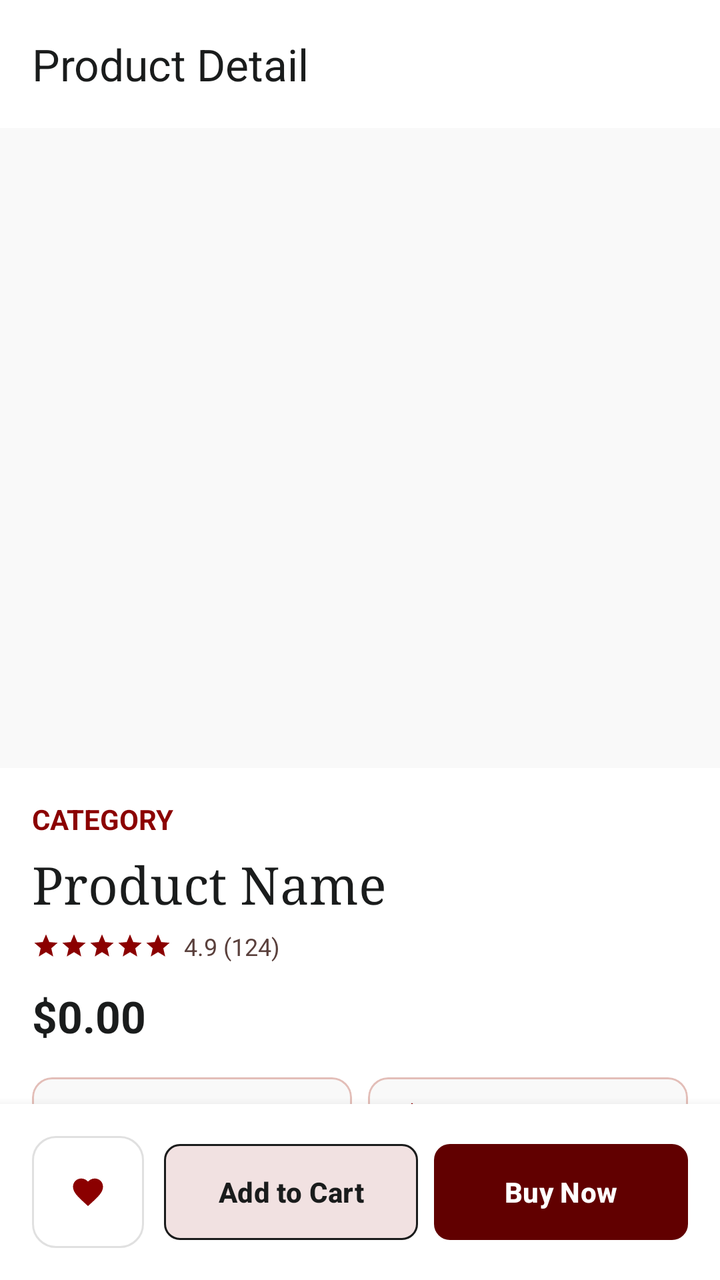
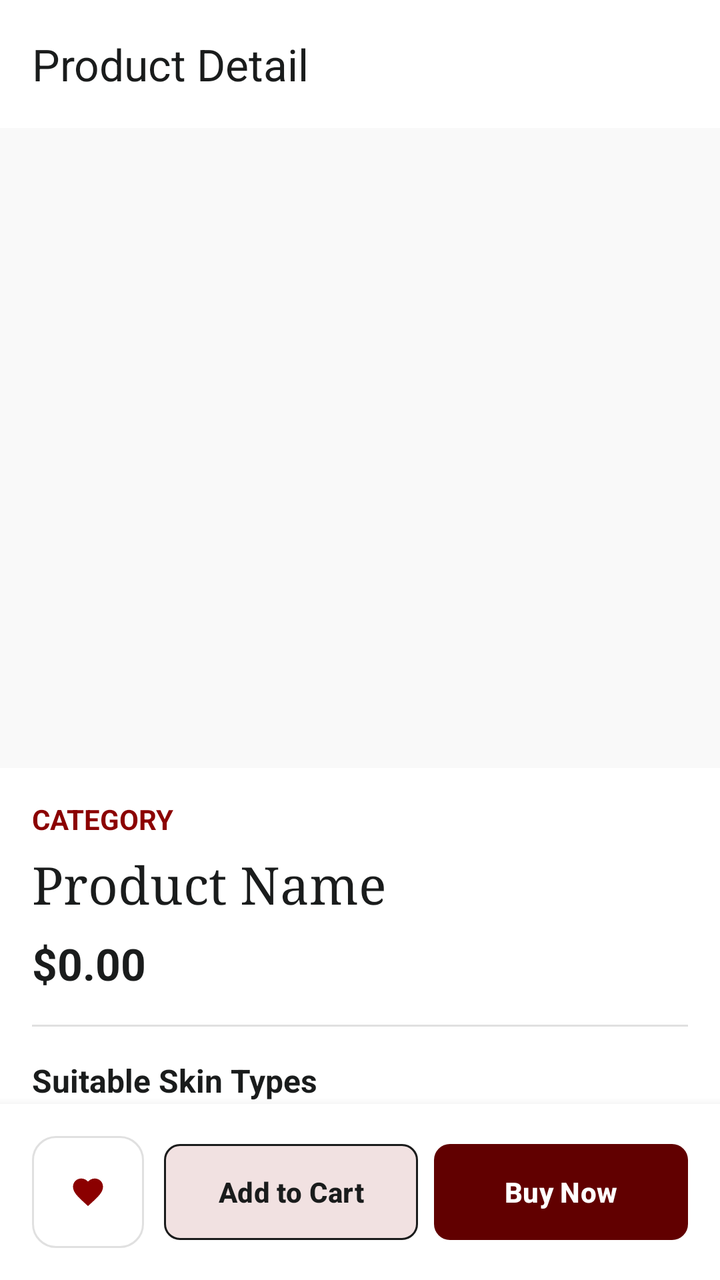

An Android layout rendered at two revisions. The XML below is the earlier revision; the diff shows what the commit changed to produce the second picture.
<!-- AndroidManifest.xml: application theme Theme.TirTirMCommerce -->
<!-- res/layout/activity_product_detail.xml -->
<?xml version="1.0" encoding="utf-8"?>
<androidx.coordinatorlayout.widget.CoordinatorLayout xmlns:android="http://schemas.android.com/apk/res/android"
    xmlns:app="http://schemas.android.com/apk/res-auto"
    android:layout_width="match_parent"
    android:layout_height="match_parent"
    android:background="@color/tirtir_white">

    <com.google.android.material.appbar.AppBarLayout
        android:layout_width="match_parent"
        android:layout_height="wrap_content"
        android:background="@android:color/white"
        app:elevation="0dp">

        <androidx.appcompat.widget.Toolbar
            android:id="@+id/toolbarProductDetail"
            android:layout_width="match_parent"
            android:layout_height="?attr/actionBarSize"
            app:title="@string/product_detail_title"
            app:titleTextColor="@color/tirtir_text_primary" />
    </com.google.android.material.appbar.AppBarLayout>

    <androidx.core.widget.NestedScrollView
        android:layout_width="match_parent"
        android:layout_height="match_parent"
        app:layout_behavior="@string/appbar_scrolling_view_behavior"
        android:paddingBottom="80dp">

        <LinearLayout
            android:layout_width="match_parent"
            android:layout_height="wrap_content"
            android:orientation="vertical">

            
            
            <FrameLayout
                android:layout_width="match_parent"
                android:layout_height="320dp"
                android:background="@color/tirtir_off_white">

                <ImageView
                    android:id="@+id/ivProductDetailImage"
                    android:layout_width="match_parent"
                    android:layout_height="match_parent"
                    android:scaleType="centerCrop"
                    android:background="@color/tirtir_off_white"
                    android:contentDescription="@string/product_name_placeholder" />

                
                <androidx.viewpager2.widget.ViewPager2
                    android:id="@+id/viewPagerProductImages"
                    android:layout_width="match_parent"
                    android:layout_height="match_parent"
                    android:visibility="gone" />

                <com.google.android.material.tabs.TabLayout
                    android:id="@+id/tabIndicatorImages"
                    android:layout_width="wrap_content"
                    android:layout_height="12dp"
                    android:layout_gravity="bottom|center_horizontal"
                    android:layout_marginBottom="8dp"
                    android:background="@android:color/transparent"
                    app:tabBackground="@drawable/tab_selector"
                    app:tabGravity="center"
                    app:tabIndicatorHeight="0dp"
                    app:tabPaddingEnd="2dp"
                    app:tabPaddingStart="2dp"
                    android:visibility="gone"/>

                <com.google.android.material.button.MaterialButton
                    android:id="@+id/btnARTryOn"
                    android:layout_width="wrap_content"
                    android:layout_height="38dp"
                    android:layout_gravity="bottom|end"
                    android:layout_marginEnd="14dp"
                    android:layout_marginBottom="28dp"
                    android:insetTop="0dp"
                    android:insetBottom="0dp"
                    android:text="TRY-ON"
                    android:textColor="@color/tirtir_white"
                    android:textSize="11sp"
                    android:visibility="gone"
                    app:backgroundTint="@color/tirtir_black_cover"
                    app:cornerRadius="19dp"
                    app:icon="@drawable/ic_scan"
                    app:iconSize="16dp"
                    app:iconTint="@color/tirtir_white" />

                
                <TextView
                    android:id="@+id/tvProductOutOfStockBadge"
                    android:layout_width="wrap_content"
                    android:layout_height="wrap_content"
                    android:layout_gravity="top|start"
                    android:layout_margin="10dp"
                    android:background="#CC000000"
                    android:paddingHorizontal="10dp"
                    android:paddingVertical="4dp"
                    android:text="Out of stock"
                    android:textColor="#FFFFFF"
                    android:textSize="12sp"
                    android:textStyle="bold"
                    android:visibility="gone" />

            </FrameLayout>

            <LinearLayout
                android:layout_width="match_parent"
                android:layout_height="wrap_content"
                android:orientation="vertical"
                android:padding="16dp">

                <TextView
                    android:id="@+id/tvProductCategory"
                    android:layout_width="wrap_content"
                    android:layout_height="wrap_content"
                    android:text="@string/product_category_placeholder"
                    android:textColor="@color/tirtir_red_primary"
                    android:textSize="14sp"
                    android:textAllCaps="true"
                    android:textStyle="bold" />

                <TextView
                    android:id="@+id/tvProductName"
                    android:layout_width="match_parent"
                    android:layout_height="wrap_content"
                    android:layout_marginTop="6dp"
                    android:text="@string/product_name_placeholder"
                    android:textColor="@color/tirtir_text_primary"
                    android:textSize="26sp"
                    android:fontFamily="serif"
                    android:lineSpacingMultiplier="1.1"
                    android:textStyle="normal" />

                
                <LinearLayout
                    android:id="@+id/layoutRatingRow"
                    android:layout_width="wrap_content"
                    android:layout_height="wrap_content"
                    android:orientation="horizontal"
                    android:gravity="center_vertical"
                    android:layout_marginTop="6dp"
                    android:layout_marginBottom="4dp">

                    <ImageView
                        android:layout_width="14dp"
                        android:layout_height="14dp"
                        android:src="@drawable/ic_star_filled"
                        app:tint="@color/tirtir_red_primary" />
                    <ImageView
                        android:layout_width="14dp"
                        android:layout_height="14dp"
                        android:src="@drawable/ic_star_filled"
                        app:tint="@color/tirtir_red_primary" />
                    <ImageView
                        android:layout_width="14dp"
                        android:layout_height="14dp"
                        android:src="@drawable/ic_star_filled"
                        app:tint="@color/tirtir_red_primary" />
                    <ImageView
                        android:layout_width="14dp"
                        android:layout_height="14dp"
                        android:src="@drawable/ic_star_filled"
                        app:tint="@color/tirtir_red_primary" />
                    <ImageView
                        android:layout_width="14dp"
                        android:layout_height="14dp"
                        android:src="@drawable/ic_star_filled"
                        app:tint="@color/tirtir_red_primary" />

                    <TextView
                        android:id="@+id/tvProductRating"
                        android:layout_width="wrap_content"
                        android:layout_height="wrap_content"
                        android:layout_marginStart="6dp"
                        android:text="4.9 (124)"
                        android:textColor="@color/tirtir_text_secondary"
                        android:textSize="12sp" />
                </LinearLayout>

                
                <LinearLayout
                    android:layout_width="wrap_content"
                    android:layout_height="wrap_content"
                    android:orientation="horizontal"
                    android:gravity="center_vertical"
                    android:layout_marginTop="8dp">

                    <TextView
                        android:id="@+id/tvProductPrice"
                        android:layout_width="wrap_content"
                        android:layout_height="wrap_content"
                        android:text="@string/product_price_placeholder"
                        android:textColor="@color/tirtir_black"
                        android:textSize="22sp"
                        android:textStyle="bold" />

                    <TextView
                        android:id="@+id/tvProductOriginalPrice"
                        android:layout_width="wrap_content"
                        android:layout_height="wrap_content"
                        android:layout_marginStart="8dp"
                        android:textColor="@color/tirtir_text_secondary"
                        android:textSize="14sp"
                        android:visibility="gone" />

                    <TextView
                        android:id="@+id/tvProductDiscountBadge"
                        android:layout_width="wrap_content"
                        android:layout_height="wrap_content"
                        android:layout_marginStart="8dp"
                        android:background="@drawable/bg_tag_primary"
                        android:paddingHorizontal="8dp"
                        android:paddingVertical="3dp"
                        android:textColor="@color/tirtir_white"
                        android:textSize="11sp"
                        android:textStyle="bold"
                        android:visibility="gone" />
                </LinearLayout>

                
                <LinearLayout
                    android:id="@+id/layoutFeatureBadges"
                    android:layout_width="match_parent"
                    android:layout_height="wrap_content"
                    android:orientation="horizontal"
                    android:layout_marginTop="16dp"
                    android:layout_marginBottom="4dp">

                    <com.google.android.material.card.MaterialCardView
                        android:layout_width="0dp"
                        android:layout_height="wrap_content"
                        android:layout_weight="1"
                        android:layout_marginEnd="8dp"
                        app:cardCornerRadius="10dp"
                        app:cardElevation="0dp"
                        app:cardBackgroundColor="@color/tirtir_off_white"
                        app:strokeWidth="1dp"
                        app:strokeColor="@color/tirtir_rose_outline">

                        <LinearLayout
                            android:layout_width="match_parent"
                            android:layout_height="wrap_content"
                            android:orientation="vertical"
                            android:padding="12dp">

                            <ImageView
                                android:layout_width="20dp"
                                android:layout_height="20dp"
                                android:src="@drawable/ic_badge_cruelty_free"
                                app:tint="@color/tirtir_red_primary" />

                            <TextView
                                android:layout_width="wrap_content"
                                android:layout_height="wrap_content"
                                android:layout_marginTop="6dp"
                                android:text="Vegan Formula"
                                android:textColor="@color/tirtir_black"
                                android:textSize="12sp"
                                android:textStyle="bold" />

                            <TextView
                                android:layout_width="wrap_content"
                                android:layout_height="wrap_content"
                                android:layout_marginTop="2dp"
                                android:text="100% plant-based"
                                android:textColor="@color/tirtir_text_secondary"
                                android:textSize="11sp" />
                        </LinearLayout>
                    </com.google.android.material.card.MaterialCardView>

                    <com.google.android.material.card.MaterialCardView
                        android:layout_width="0dp"
                        android:layout_height="wrap_content"
                        android:layout_weight="1"
                        app:cardCornerRadius="10dp"
                        app:cardElevation="0dp"
                        app:cardBackgroundColor="@color/tirtir_off_white"
                        app:strokeWidth="1dp"
                        app:strokeColor="@color/tirtir_rose_outline">

                        <LinearLayout
                            android:layout_width="match_parent"
                            android:layout_height="wrap_content"
                            android:orientation="vertical"
                            android:padding="12dp">

                            <ImageView
                                android:layout_width="20dp"
                                android:layout_height="20dp"
                                android:src="@drawable/ic_badge_dermatologist"
                                app:tint="@color/tirtir_red_primary" />

                            <TextView
                                android:layout_width="wrap_content"
                                android:layout_height="wrap_content"
                                android:layout_marginTop="6dp"
                                android:text="Dermatology Tested"
                                android:textColor="@color/tirtir_black"
                                android:textSize="12sp"
                                android:textStyle="bold" />

                            <TextView
                                android:layout_width="wrap_content"
                                android:layout_height="wrap_content"
                                android:layout_marginTop="2dp"
                                android:text="Clinically proven safe"
                                android:textColor="@color/tirtir_text_secondary"
                                android:textSize="11sp" />
                        </LinearLayout>
                    </com.google.android.material.card.MaterialCardView>

                </LinearLayout>

                <View
                    android:layout_width="match_parent"
                    android:layout_height="1dp"
                    android:layout_marginTop="16dp"
                    android:layout_marginBottom="16dp"
                    android:background="@color/tirtir_border_gray" />

                <TextView
                    android:layout_width="wrap_content"
                    android:layout_height="wrap_content"
                    android:text="@string/product_suitable_skin_types"
                    android:textColor="@color/tirtir_text_primary"
                    android:textStyle="bold"
                    android:textSize="16sp" />

                <TextView
                    android:id="@+id/tvSuitableSkinTypes"
                    android:layout_width="match_parent"
                    android:layout_height="wrap_content"
                    android:layout_marginTop="8dp"
                    android:text="@string/product_skin_types_placeholder"
                    android:textColor="@color/tirtir_text_secondary"
                    android:textSize="14sp" />

                <TextView
                    android:id="@+id/tvHeaderIngredients"
                    android:layout_width="wrap_content"
                    android:layout_height="wrap_content"
                    android:layout_marginTop="16dp"
                    android:text="KEY INGREDIENTS  +"
                    android:textColor="@color/tirtir_text_primary"
                    android:textStyle="bold"
                    android:textSize="16sp" />

                <TextView
                    android:id="@+id/tvIngredientList"
                    android:layout_width="match_parent"
                    android:layout_height="wrap_content"
                    android:layout_marginTop="8dp"
                    android:text="@string/product_ingredients_placeholder"
                    android:textColor="@color/tirtir_text_secondary"
                    android:textSize="14sp"
                    android:visibility="gone" />

                <com.google.android.material.button.MaterialButton
                    android:id="@+id/btnChatAdvisor"
                    style="@style/Widget.MaterialComponents.Button.OutlinedButton"
                    android:layout_width="match_parent"
                    android:layout_height="48dp"
                    android:layout_marginTop="10dp"
                    android:text="Ask AI before buying"
                    android:textColor="@color/tirtir_black"
                    app:cornerRadius="12dp"
                    app:icon="@drawable/ic_chat"
                    app:iconTint="@color/tirtir_black"
                    app:strokeColor="@color/tirtir_border_gray" />

                <LinearLayout
                    android:id="@+id/layoutShadeSelection"
                    android:layout_width="match_parent"
                    android:layout_height="wrap_content"
                    android:layout_marginTop="18dp"
                    android:gravity="center_vertical"
                    android:orientation="horizontal"
                    android:visibility="gone">

                    <TextView
                        android:layout_width="0dp"
                        android:layout_height="wrap_content"
                        android:layout_weight="1"
                        android:text="SELECT SHADE"
                        android:textColor="@color/tirtir_text_primary"
                        android:textSize="13sp"
                        android:textStyle="bold" />

                    <com.google.android.material.button.MaterialButton
                        android:id="@+id/btnChooseShade"
                        style="@style/Widget.MaterialComponents.Button.TextButton"
                        android:layout_width="wrap_content"
                        android:layout_height="48dp"
                        android:text="Choose shade"
                        android:textColor="@color/tirtir_red_dark" />
                </LinearLayout>

                <TextView
                    android:id="@+id/tvHeaderDescription"
                    android:layout_width="wrap_content"
                    android:layout_height="wrap_content"
                    android:layout_marginTop="16dp"
                    android:text="DESCRIPTION  −"
                    android:textColor="@color/tirtir_text_primary"
                    android:textStyle="bold"
                    android:textSize="16sp" />

                <TextView
                    android:id="@+id/tvProductDescription"
                    android:layout_width="match_parent"
                    android:layout_height="wrap_content"
                    android:layout_marginTop="8dp"
                    android:text="@string/product_description_placeholder"
                    android:textColor="@color/tirtir_text_secondary"
                    android:textSize="14sp"
                    android:lineSpacingExtra="4dp" />

                
                <LinearLayout
                    android:id="@+id/layoutDescriptionImages"
                    android:layout_width="match_parent"
                    android:layout_height="wrap_content"
                    android:layout_marginTop="16dp"
                    android:orientation="vertical" />

                <TextView
                    android:id="@+id/tvHeaderHowToUse"
                    android:layout_width="match_parent"
                    android:layout_height="48dp"
                    android:layout_marginTop="8dp"
                    android:gravity="center_vertical"
                    android:text="HOW TO USE  +"
                    android:textColor="@color/tirtir_text_primary"
                    android:textSize="14sp"
                    android:textStyle="bold" />

                <TextView
                    android:id="@+id/tvHowToUse"
                    android:layout_width="match_parent"
                    android:layout_height="wrap_content"
                    android:text="Application directions are not available yet."
                    android:textColor="@color/tirtir_text_secondary"
                    android:textSize="14sp"
                    android:visibility="gone" />

                <TextView
                    android:id="@+id/tvHeaderReviews"
                    android:layout_width="match_parent"
                    android:layout_height="48dp"
                    android:layout_marginTop="4dp"
                    android:gravity="center_vertical"
                    android:text="REVIEWS  +"
                    android:textColor="@color/tirtir_text_primary"
                    android:textSize="14sp"
                    android:textStyle="bold" />

                <TextView
                    android:id="@+id/tvReviewSummary"
                    android:layout_width="match_parent"
                    android:layout_height="wrap_content"
                    android:text="No reviews yet. Be the first verified buyer to review this product."
                    android:textColor="@color/tirtir_text_secondary"
                    android:textSize="14sp"
                    android:visibility="gone" />

            </LinearLayout>
        </LinearLayout>
    </androidx.core.widget.NestedScrollView>

    
    <LinearLayout
        android:layout_width="match_parent"
        android:layout_height="wrap_content"
        android:layout_gravity="bottom"
        android:background="@color/tirtir_white"
        android:elevation="8dp"
        android:orientation="vertical"
        android:padding="16dp">

        <LinearLayout
            android:id="@+id/layoutInlineQuantity"
            android:layout_width="match_parent"
            android:layout_height="wrap_content"
            android:orientation="horizontal"
            android:gravity="center_vertical"
            android:layout_marginBottom="12dp"
            android:visibility="gone">
            
            <TextView
                android:layout_width="wrap_content"
                android:layout_height="wrap_content"
                android:text="Quantity:"
                android:textColor="@color/tirtir_text_secondary"
                android:textSize="14sp"
                android:layout_marginEnd="16dp"/>
                
            <LinearLayout
                android:layout_width="wrap_content"
                android:layout_height="48dp"
                android:orientation="horizontal"
                android:background="@drawable/bg_stepper"
                android:gravity="center_vertical">
                
                <ImageButton
                    android:id="@+id/btnDecreaseQty"
                    android:layout_width="48dp"
                    android:layout_height="48dp"
                    android:background="?attr/selectableItemBackground"
                    android:src="@drawable/ic_minus"
                    app:tint="@color/tirtir_black"/>
                    
                <TextView
                    android:id="@+id/tvQuantity"
                    android:layout_width="40dp"
                    android:layout_height="wrap_content"
                    android:text="1"
                    android:gravity="center"
                    android:textColor="@color/tirtir_black"
                    android:textStyle="bold"
                    android:textSize="16sp"/>
                    
                <ImageButton
                    android:id="@+id/btnIncreaseQty"
                    android:layout_width="48dp"
                    android:layout_height="48dp"
                    android:background="?attr/selectableItemBackground"
                    android:src="@drawable/ic_plus"
                    app:tint="@color/tirtir_black"/>
            </LinearLayout>
            
            <View
                android:layout_width="0dp"
                android:layout_height="0dp"
                android:layout_weight="1"/>
                
            <TextView
                android:id="@+id/tvTotalPrice"
                android:layout_width="wrap_content"
                android:layout_height="wrap_content"
                android:text="$0.00"
                android:textColor="@color/tirtir_red_primary"
                android:textSize="18sp"
                android:textStyle="bold"/>
        </LinearLayout>

        <LinearLayout
            android:layout_width="match_parent"
            android:layout_height="wrap_content"
            android:orientation="horizontal">
            
            <com.google.android.material.button.MaterialButton
                android:id="@+id/btnWishlist"
                style="@style/Widget.MaterialComponents.Button.OutlinedButton"
                android:layout_width="56dp"
                android:layout_height="56dp"
                android:contentDescription="@string/content_desc_wishlist"
                android:insetTop="0dp"
                android:insetBottom="0dp"
                android:padding="0dp"
                app:icon="@drawable/ic_wishlist"
                app:iconGravity="textStart"
                app:iconPadding="0dp"
                app:iconTint="@color/tirtir_red_primary"
                app:strokeColor="@color/tirtir_border_gray"
                app:cornerRadius="12dp" />

            <com.google.android.material.button.MaterialButton
                android:id="@+id/btnAddToCart"
                android:layout_width="0dp"
                android:layout_height="56dp"
                android:layout_marginStart="10dp"
                android:layout_weight="1"
                android:text="@string/btn_add_to_cart"
                android:textSize="14sp"
                android:textStyle="bold"
                android:textColor="@color/tirtir_black"
                app:backgroundTint="@color/tirtir_white"
                app:strokeColor="@color/tirtir_black"
                app:strokeWidth="1dp"
                app:cornerRadius="8dp" />

            <com.google.android.material.button.MaterialButton
                android:id="@+id/btnBuyNow"
                android:layout_width="0dp"
                android:layout_height="56dp"
                android:layout_marginStart="8dp"
                android:layout_weight="1"
                android:text="Buy Now"
                android:textColor="@color/tirtir_white"
                android:textSize="14sp"
                android:textStyle="bold"
                app:backgroundTint="@color/tirtir_red_dark"
                app:cornerRadius="8dp" />
        </LinearLayout>
    </LinearLayout>

</androidx.coordinatorlayout.widget.CoordinatorLayout>
<!-- resources referenced by this layout -->
<resources>
  <color name="tirtir_black">#1A1C1C</color>
  <color name="tirtir_black_cover">#1A1A1A</color>
  <color name="tirtir_border_gray">#E0E0E0</color>
  <color name="tirtir_off_white">#F9F9F9</color>
  <color name="tirtir_red_dark">#610000</color>
  <color name="tirtir_red_primary">#8B0000</color>
  <color name="tirtir_rose_outline">#E3BEB8</color>
  <color name="tirtir_text_primary">#1A1C1C</color>
  <color name="tirtir_text_secondary">#5A403C</color>
  <color name="tirtir_white">#FFFFFF</color>
  <!-- drawable bg_stepper (drawable) -->
  <?xml version="1.0" encoding="utf-8"?>
  <shape xmlns:android="http://schemas.android.com/apk/res/android">
      <solid android:color="@color/tirtir_white" />
      <stroke android:width="1dp" android:color="@color/tirtir_border_gray" />
      <corners android:radius="18dp" />
  </shape>
  <!-- drawable bg_tag_primary (drawable) -->
  <?xml version="1.0" encoding="utf-8"?>
  <shape xmlns:android="http://schemas.android.com/apk/res/android"
      android:shape="rectangle">
      <solid android:color="@color/tirtir_red_primary" />
      <corners android:radius="16dp" />
  </shape>
  <!-- drawable ic_minus (drawable) -->
  <?xml version="1.0" encoding="utf-8"?>
  <vector xmlns:android="http://schemas.android.com/apk/res/android"
      android:width="24dp"
      android:height="24dp"
      android:viewportWidth="24"
      android:viewportHeight="24">
      <path
          android:fillColor="#111111"
          android:pathData="M5,11 L19,11 L19,13 L5,13 Z" />
  </vector>
  <!-- drawable ic_plus (drawable) -->
  <vector xmlns:android="http://schemas.android.com/apk/res/android"
      android:width="24dp"
      android:height="24dp"
      android:viewportWidth="24"
      android:viewportHeight="24">
      <path
          android:fillColor="#000000"
          android:pathData="M19,13H13V19H11V13H5V11H11V5H13V11H19V13Z" />
  </vector>
  <!-- drawable tab_selector (drawable) -->
  <?xml version="1.0" encoding="utf-8"?>
  <selector xmlns:android="http://schemas.android.com/apk/res/android">
      <item android:state_selected="true" android:drawable="@drawable/tab_indicator_selected" />
      <item android:drawable="@drawable/tab_indicator_default" />
  </selector>
  <string name="btn_add_to_cart">Add to Cart</string>
  <string name="content_desc_wishlist">Add to wishlist</string>
  <string name="product_category_placeholder">CATEGORY</string>
  <string name="product_description_placeholder">Product description</string>
  <string name="product_detail_title">Product Detail</string>
  <string name="product_ingredients_placeholder">Water, Glycerin, Niacinamide...</string>
  <string name="product_name_placeholder">Product Name</string>
  <string name="product_price_placeholder">$0.00</string>
  <string name="product_skin_types_placeholder">All skin types, sensitive skin</string>
  <string name="product_suitable_skin_types">Suitable Skin Types</string>
  <style name="Theme.TirTirMCommerce" parent="Base.Theme.TirTirMCommerce" />
  <!-- drawable tab_indicator_selected (drawable) -->
  <?xml version="1.0" encoding="utf-8"?>
  <shape xmlns:android="http://schemas.android.com/apk/res/android"
      android:shape="oval">
      <solid android:color="@color/tirtir_red_primary"/>
      <size android:width="6dp" android:height="6dp"/>
  </shape>
  <!-- drawable tab_indicator_default (drawable) -->
  <?xml version="1.0" encoding="utf-8"?>
  <shape xmlns:android="http://schemas.android.com/apk/res/android"
      android:shape="oval">
      <solid android:color="@color/tirtir_silver_gray"/>
      <size android:width="6dp" android:height="6dp"/>
  </shape>
  <color name="tirtir_silver_gray">#BDBDBD</color>
  <color name="tirtir_red_surface">#FFF4F3</color>
  <color name="tirtir_error">#D32F2F</color>
  <!-- unchanged entries left out for length: 7 -->
</resources>

<!-- the commit's change to res/layout/activity_product_detail.xml (unified diff, before → after) -->
@@ -139,7 +139,8 @@
                     android:orientation="horizontal"
                     android:gravity="center_vertical"
                     android:layout_marginTop="6dp"
-                    android:layout_marginBottom="4dp">
+                    android:layout_marginBottom="4dp"
+                    android:visibility="gone">
 
                     <ImageView
                         android:layout_width="14dp"
@@ -172,7 +173,6 @@
                         android:layout_width="wrap_content"
                         android:layout_height="wrap_content"
                         android:layout_marginStart="6dp"
-                        android:text="4.9 (124)"
                         android:textColor="@color/tirtir_text_secondary"
                         android:textSize="12sp" />
                 </LinearLayout>
@@ -224,9 +224,11 @@
                     android:layout_height="wrap_content"
                     android:orientation="horizontal"
                     android:layout_marginTop="16dp"
-                    android:layout_marginBottom="4dp">
+                    android:layout_marginBottom="4dp"
+                    android:visibility="gone">
 
                     <com.google.android.material.card.MaterialCardView
+                        android:id="@+id/cardVeganFormula"
                         android:layout_width="0dp"
                         android:layout_height="wrap_content"
                         android:layout_weight="1"
@@ -269,6 +271,7 @@
                     </com.google.android.material.card.MaterialCardView>
 
                     <com.google.android.material.card.MaterialCardView
+                        android:id="@+id/cardDermatologistTested"
                         android:layout_width="0dp"
                         android:layout_height="wrap_content"
                         android:layout_weight="1"
